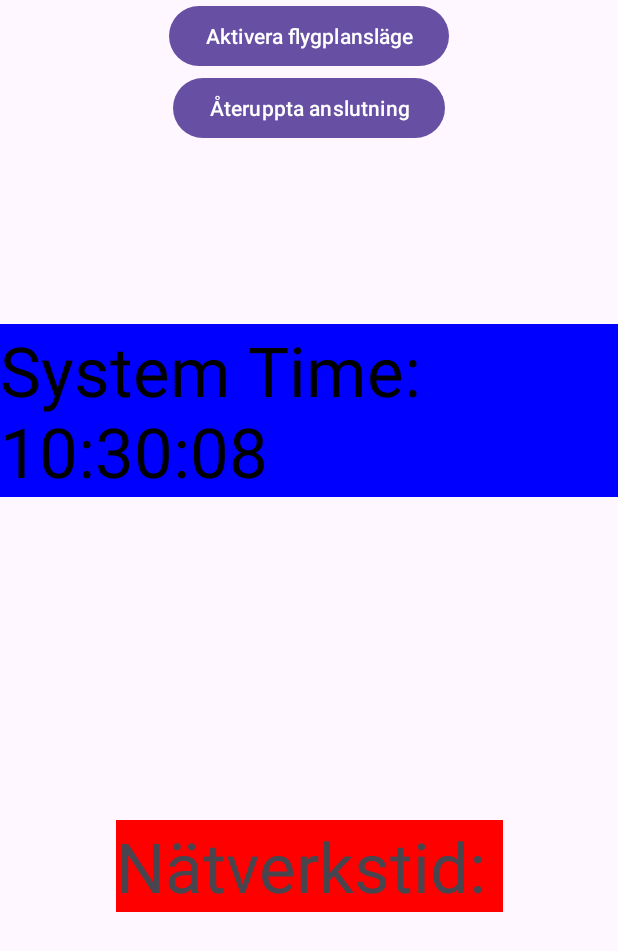
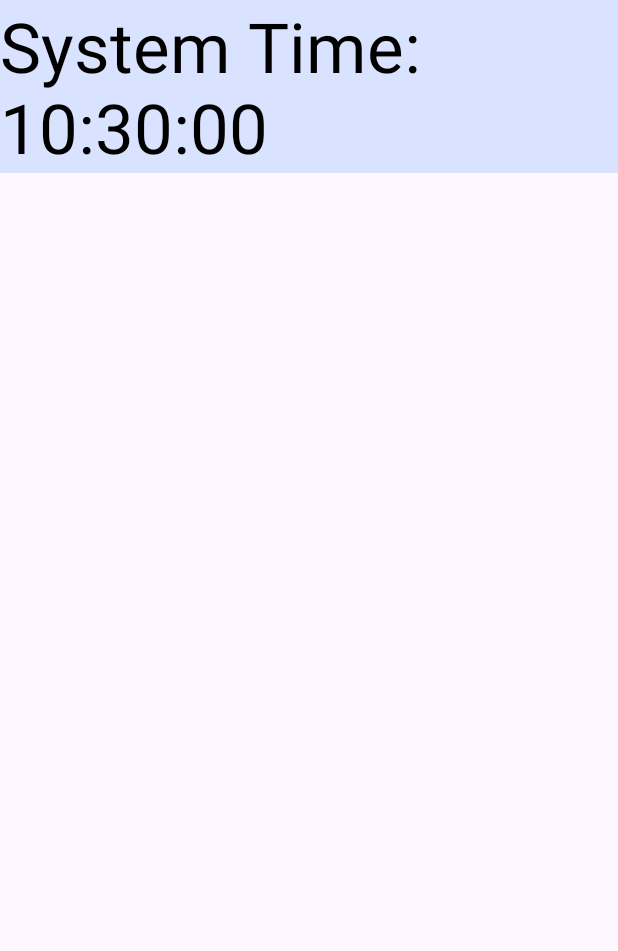
Before and after one commit to jekolsh/NTPTime, an Android app: the screen it shows after launch (MainActivity), on a phone screen of 412 x 824 dp. Shown: the top 951 px of the screen. Run offline under Robolectric (Android 15) with nearby library versions, the phone set to English and light mode, and no system bars; libraries missing offline, so code that uses them is left out: org.apache.commons; 1 statement that could not run was skipped.

Commit message:
1 field and adding control network function

```diff
--- a/app/src/main/java/com/example/ntptime/MainActivity.java
+++ b/app/src/main/java/com/example/ntptime/MainActivity.java
@@ -3,6 +3,8 @@ package com.example.ntptime;
 import androidx.appcompat.app.AppCompatActivity;
 
 import android.graphics.Color;
+import android.net.ConnectivityManager;
+import android.net.NetworkInfo;
 import android.os.Bundle;
 import android.os.Handler;
 import android.widget.TextView;
@@ -14,8 +16,7 @@ import java.text.SimpleDateFormat;
 import java.util.Date;
 
 public class MainActivity extends AppCompatActivity {
-    private TextView systemTimeTextView;
-    private TextView networkTimeTextView;
+    private TextView timeTextView;
     private SimpleDateFormat timeFormat;
     private Handler handler;
 
@@ -25,23 +26,29 @@ public class MainActivity extends AppCompatActivity {
         super.onCreate(savedInstanceState);
         setContentView(R.layout.activity_main);
         timeFormat = new SimpleDateFormat("HH:mm:ss");
+        timeTextView = findViewById(R.id.timeTextView);
 
-        // Find the TextView elements in the layout via ID
+        /* Find the TextView elements in the layout via ID
         systemTimeTextView = findViewById(R.id.systemTimeTextView);
         networkTimeTextView = findViewById(R.id.networkTimeTextView);
+         */
 
         handler = new Handler();
 
         // Update time when starting
-        updateNetworkTime();
+        //updateNetworkTime();
+
         getSystemTime();
 
         //Update every sec
         handler.postDelayed(new Runnable() {
             @Override
             public void run() {
-                updateNetworkTime();
-                getSystemTime();
+                if(isNetworkAvailable()){
+                    updateNetworkTime();
+                } else {
+                    getSystemTime();
+                }
                 handler.postDelayed(this, 1000); // Update every sec
             }
         }, 1000);
@@ -51,8 +58,8 @@ public class MainActivity extends AppCompatActivity {
     private String getSystemTime() {
         Date date = new Date(System.currentTimeMillis());
         String time = timeFormat.format(date);
-        systemTimeTextView.setText("System Time: " + time);
-        systemTimeTextView.setTextColor(Color.BLACK);
+        timeTextView.setText("System Time: " + time);
+        timeTextView.setTextColor(Color.BLACK);
         return time;
     }
 
@@ -74,8 +81,8 @@ public class MainActivity extends AppCompatActivity {
                     String time = timeFormat.format(networkTime);
 
                     runOnUiThread(() -> {
-                        networkTimeTextView.setText("Network Time: " + time);
-                        systemTimeTextView.setTextColor(Color.BLACK);
+                        timeTextView.setText("Network Time: " + time);
+                        timeTextView.setTextColor(Color.BLACK);
                     });
                 } catch (Exception e) {
                     e.printStackTrace();
@@ -84,4 +91,16 @@ public class MainActivity extends AppCompatActivity {
         });
         networkTimeThread.start();
     }
+
+    //function control over network
+    private boolean isNetworkAvailable(){
+        ConnectivityManager connectivityManager = (ConnectivityManager) getSystemService(CONNECTIVITY_SERVICE);
+        if(connectivityManager != null){
+            NetworkInfo networkInfo = connectivityManager.getActiveNetworkInfo();
+            return networkInfo != null &&networkInfo.isConnected();
+        } else{
+            return false;
+        }
+
+    }
 }
--- a/app/src/main/res/layout/activity_main.xml
+++ b/app/src/main/res/layout/activity_main.xml
@@ -7,45 +7,20 @@
     tools:context=".MainActivity">
 
     <TextView
-        android:id="@+id/systemTimeTextView"
+        android:id="@+id/timeTextView"
         android:layout_width="wrap_content"
         android:layout_height="wrap_content"
+        android:background="@color/material_dynamic_primary90"
         android:text="Systemtid: "
-        android:background="#0000FF"
         android:textSize="46sp"
+        app:layout_constraintBottom_toTopOf="@id/timeTextView"
+        app:layout_constraintEnd_toEndOf="parent"
         app:layout_constraintStart_toStartOf="parent"
-        app:layout_constraintEnd_toEndOf="parent"
-        app:layout_constraintTop_toTopOf="parent"
-        app:layout_constraintBottom_toTopOf="@id/networkTimeTextView" />
+        app:layout_constraintTop_toTopOf="parent" />
 
-    <TextView
-        android:id="@+id/networkTimeTextView"
-        android:layout_width="wrap_content"
-        android:layout_height="wrap_content"
-        android:text="Nätverkstid: "
-        android:background="#FF0000"
-        android:textSize="46sp"
-        app:layout_constraintStart_toStartOf="parent"
-        app:layout_constraintEnd_toEndOf="parent"
-        app:layout_constraintTop_toBottomOf="@id/systemTimeTextView"
-        app:layout_constraintBottom_toBottomOf="parent" />
-    <Button
-        android:id="@+id/activateAirplaneModeButton"
-        android:layout_width="wrap_content"
-        android:layout_height="wrap_content"
-        android:text="Aktivera flygplansläge"
-        app:layout_constraintTop_toTopOf="parent"
-        app:layout_constraintStart_toStartOf="parent"
-        app:layout_constraintEnd_toEndOf="parent" />
 
-    <Button
-        android:id="@+id/resumeConnectionButton"
-        android:layout_width="wrap_content"
-        android:layout_height="wrap_content"
-        android:text="Återuppta anslutning"
-        app:layout_constraintTop_toBottomOf="@+id/activateAirplaneModeButton"
-        app:layout_constraintStart_toStartOf="parent"
-        app:layout_constraintEnd_toEndOf="parent" />
+
+
 
 
 
```
